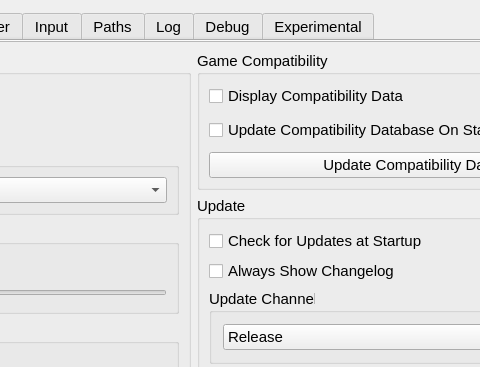
Old version of the form src/qt_gui/settings_dialog.ui in the repository shadps4-emu/shadps4-qtlauncher; both pictures show x 291 to 771 and y 0 to 367 of the 970 by 767 pixel window.
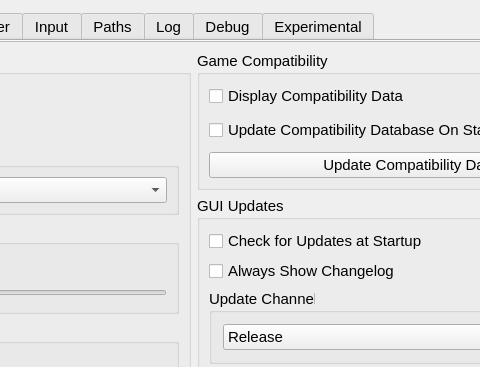
New version of the form. The open tabs and pages were chosen to show the change. Icons and pictures are not drawn.

Commit message: Minor interface and translation fixes (#95)

Patch:
```diff
--- a/src/qt_gui/settings_dialog.ui
+++ b/src/qt_gui/settings_dialog.ui
@@ -870,7 +870,7 @@
                </size>
               </property>
               <property name="title">
-               <string>Update</string>
+               <string>GUI Updates</string>
               </property>
               <layout class="QVBoxLayout" name="UpdateLayout" stretch="0,0,0,0">
                <property name="spacing">
```
The commit also changes 6 other files.
